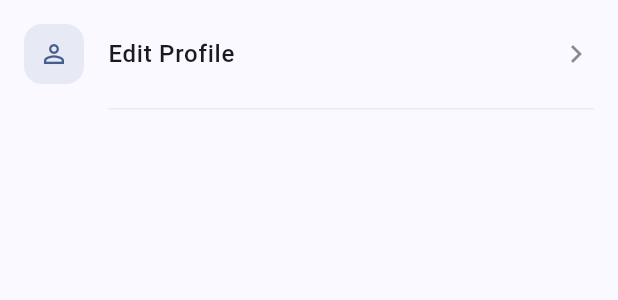
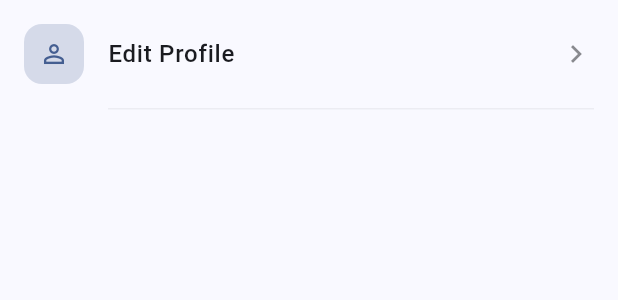
Before and after one commit to derksKCodes/gemdoc-ai-medical-chatbot-assisant, a Flutter app: the SettingTile widget shown alone on an empty page, opened directly, on a phone screen of 412 x 824 dp. Shown: the top 300 px of the screen. Run offline on Flutter 3.47's test engine with Material 3 defaults, Android fonts, the phone set to English and light mode, and no system bars; our stand-ins replace cloud_firestore, firebase_analytics, firebase_auth, firebase_core, firebase_crashlytics, firebase_messaging and 4 more; accounts and stored records are empty; statements that could not run were skipped.

Commit message:
refactor: replaced deprecated withOpacity() with withAlpha() in SettingTile

```diff
--- a/gemdoc/lib/core/widgets/setting_tile.dart
+++ b/gemdoc/lib/core/widgets/setting_tile.dart
@@ -1,16 +1,16 @@
 import 'package:flutter/material.dart';
 import 'package:gemdoc/core/constants/app_colors.dart';
 
-/// A reusable settings tile with icon, title, optional subtitle, trailing widget, and tap handler.
-/// Used in settings or profile screens for consistent UI appearance.
+/// A reusable tile widget used in app settings screen.
+/// Displays an icon, title, optional subtitle, and an optional trailing widget or arrow icon.
 class SettingTile extends StatelessWidget {
-  final IconData icon; // Leading icon
-  final String title; // Tile title text
-  final String? subtitle; // Optional subtitle text
-  final Widget? trailing; // Optional trailing widget (e.g., switch or chevron)
-  final VoidCallback? onTap; // Callback when the tile is tapped
-  final Color? iconColor; // Custom color for the icon background
-  final bool showDivider; // Controls whether a divider is shown below the tile
+  final IconData icon;
+  final String title;
+  final String? subtitle;
+  final Widget? trailing;
+  final VoidCallback? onTap;
+  final Color? iconColor;
+  final bool showDivider;
 
   const SettingTile({
     super.key,
@@ -25,77 +25,61 @@ class SettingTile extends StatelessWidget {
 
   @override
   Widget build(BuildContext context) {
+    final theme = Theme.of(context);
+    final primaryColor = iconColor ?? theme.colorScheme.primary;
+
     return Column(
       children: [
         ListTile(
-          // Custom styled leading icon with background
           leading: Container(
             width: 40,
             height: 40,
             decoration: BoxDecoration(
-              color: iconColor?.withOpacity(0.2) ??
-                  Theme.of(context).colorScheme.primary.withOpacity(0.1),
+              // Use withAlpha(51) to replace withOpacity(0.2) — 0.2 * 255 ≈ 51
+              color: primaryColor.withAlpha(51),
               borderRadius: BorderRadius.circular(12),
             ),
             child: Icon(
               icon,
-              color: iconColor ?? Theme.of(context).colorScheme.primary,
+              color: primaryColor,
               size: 20,
             ),
           ),
-
-          // Title styling
           title: Text(
             title,
-            style: Theme.of(context).textTheme.bodyLarge?.copyWith(
-                  fontWeight: FontWeight.w500,
-                ),
+            style: theme.textTheme.bodyLarge?.copyWith(
+              fontWeight: FontWeight.w500,
+            ),
           ),
-
-          // Optional subtitle
           subtitle: subtitle != null
               ? Text(
                   subtitle!,
-                  style: Theme.of(context).textTheme.bodySmall?.copyWith(
-                        color: Theme.of(context)
-                            .colorScheme
-                            .onSurface
-                            .withOpacity(0.6),
-                      ),
+                  style: theme.textTheme.bodySmall?.copyWith(
+                    color: theme.colorScheme.onSurface.withAlpha(153), // ≈ 0.6 * 255 = 153
+                  ),
                 )
               : null,
-
-          // Optional trailing icon or custom widget
           trailing: trailing ??
               (onTap != null
                   ? Icon(
                       Icons.chevron_right,
-                      color: Theme.of(context)
-                          .colorScheme
-                          .onSurface
-                          .withOpacity(0.5),
+                      color: theme.colorScheme.onSurface.withAlpha(128), // ≈ 0.5 * 255 = 128
                     )
                   : null),
-
-          // Tap event handler
           onTap: onTap,
-
           contentPadding: const EdgeInsets.symmetric(
             horizontal: 16,
             vertical: 8,
           ),
           minVerticalPadding: 0,
         ),
-
-        // Optional divider
         if (showDivider)
           Padding(
             padding: const EdgeInsets.only(left: 72, right: 16),
             child: Divider(
               height: 1,
               thickness: 1,
-              color:
-                  Theme.of(context).dividerColor.withOpacity(0.1),
+              color: theme.dividerColor.withAlpha(25), // ≈ 0.1 * 255 = 25
             ),
           ),
       ],
```
